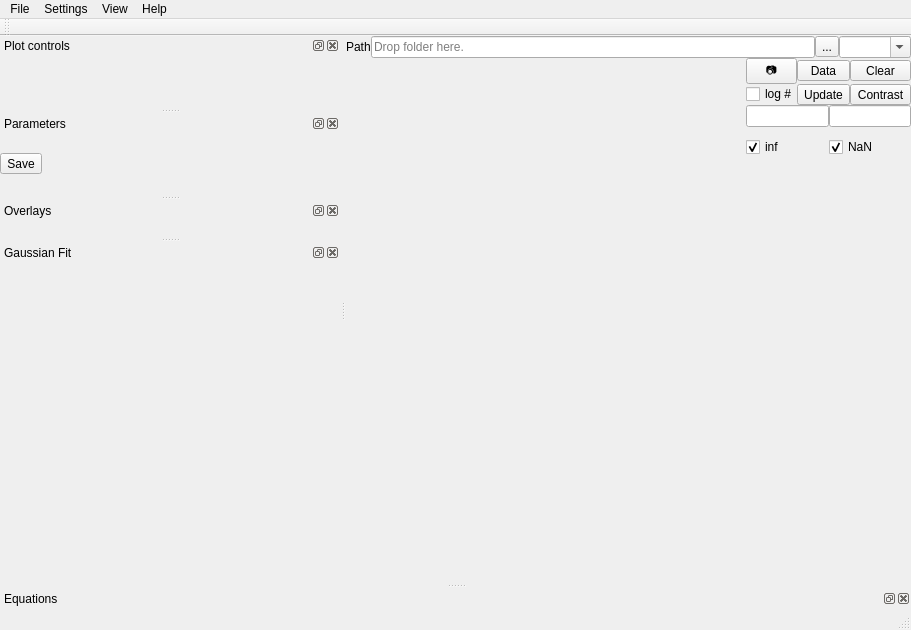
Above: ndxplorer/plotting/plot_main.ui from Fluorescence-Tools/ndxplorer before the change. Below: the same form after it.
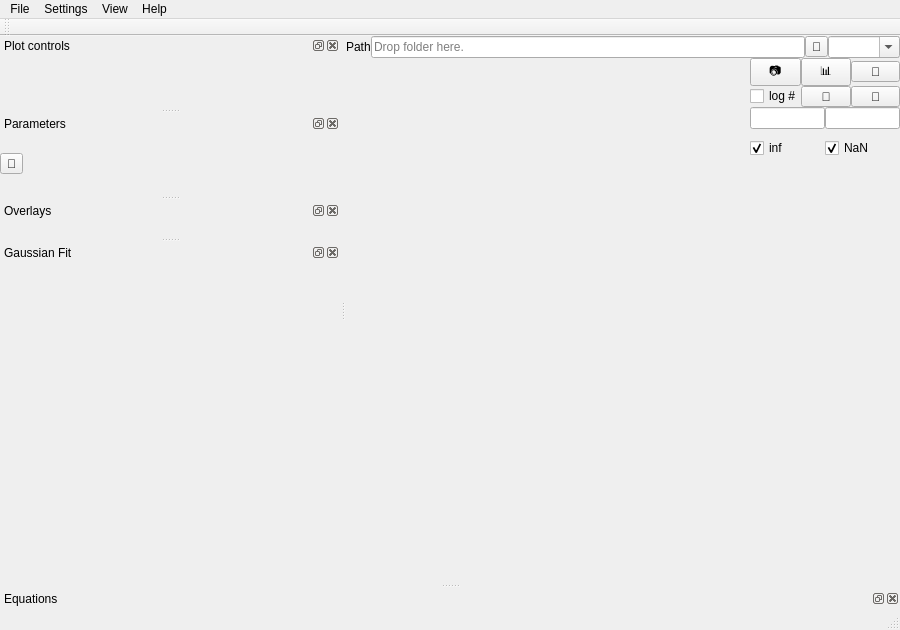
That is the form after the change. Icons and pictures are not drawn.

```diff
--- a/ndxplorer/plotting/plot_main.ui
+++ b/ndxplorer/plotting/plot_main.ui
@@ -59,7 +59,7 @@
          <number>-1</number>
         </property>
         <property name="text">
-         <string>...</string>
+          <string>📁</string>
         </property>
        </widget>
       </item>
@@ -274,27 +274,45 @@
                  <bool>true</bool>
                 </property>
                 <property name="sizePolicy">
-                 <sizepolicy hsizetype="Minimum" vsizetype="Fixed">
+                   <sizepolicy hsizetype="Expanding" vsizetype="Fixed">
                   <horstretch>0</horstretch>
                   <verstretch>0</verstretch>
                  </sizepolicy>
                 </property>
-                <property name="text">
+                  <property name="minimumSize">
+                   <size>
+                    <width>28</width>
+                    <height>18</height>
+                   </size>
+                  </property>
+                 <property name="toolTip">
                  <string>Data</string>
                 </property>
+                 <property name="text">
+                  <string>📊</string>
+                 </property>
                </widget>
               </item>
               <item row="3" column="2">
                <widget class="QToolButton" name="toolButton_AutoContrast">
                 <property name="sizePolicy">
-                 <sizepolicy hsizetype="Fixed" vsizetype="Fixed">
+                  <sizepolicy hsizetype="Expanding" vsizetype="Fixed">
                   <horstretch>0</horstretch>
                   <verstretch>0</verstretch>
                  </sizepolicy>
                 </property>
-                <property name="text">
+                 <property name="minimumSize">
+                  <size>
+                   <width>28</width>
+                   <height>18</height>
+                  </size>
+                 </property>
+                 <property name="toolTip">
                  <string>Contrast</string>
                 </property>
+                 <property name="text">
+                  <string>🎨</string>
+                 </property>
                </widget>
               </item>
               <item row="6" column="0" colspan="3">
@@ -348,16 +366,22 @@
                  <bool>true</bool>
                 </property>
                 <property name="sizePolicy">
-                 <sizepolicy hsizetype="Minimum" vsizetype="Fixed">
+                    <sizepolicy hsizetype="Expanding" vsizetype="Fixed">
                   <horstretch>0</horstretch>
                   <verstretch>0</verstretch>
                  </sizepolicy>
                 </property>
+                   <property name="minimumSize">
+                    <size>
+                     <width>28</width>
+                     <height>18</height>
+                    </size>
+                   </property>
                 <property name="toolTip">
                  <string>Update plot</string>
                 </property>
                 <property name="text">
-                 <string>Update</string>
+                   <string>🔄</string>
                 </property>
                </widget>
               </item>
@@ -367,31 +391,41 @@
                  <bool>true</bool>
                 </property>
                 <property name="sizePolicy">
-                 <sizepolicy hsizetype="Minimum" vsizetype="Fixed">
+                    <sizepolicy hsizetype="Expanding" vsizetype="Fixed">
                   <horstretch>0</horstretch>
                   <verstretch>0</verstretch>
                  </sizepolicy>
                 </property>
+                   <property name="minimumSize">
+                    <size>
+                     <width>28</width>
+                     <height>18</height>
+                    </size>
+                   </property>
                 <property name="toolTip">
                  <string>Clear plot</string>
                 </property>
                 <property name="text">
-                 <string>Clear</string>
+                   <string>🧹</string>
                 </property>
                </widget>
               </item>
               <item row="2" column="0">
                <widget class="QToolButton" name="toolButton_screenshot">
                 <property name="sizePolicy">
-                 <sizepolicy hsizetype="Minimum" vsizetype="Minimum">
+                   <sizepolicy hsizetype="Expanding" vsizetype="Fixed">
                   <horstretch>0</horstretch>
                   <verstretch>0</verstretch>
                  </sizepolicy>
                 </property>
-                <property name="font">
-                 <font>
-                  <pointsize>8</pointsize>
-                 </font>
+                  <property name="minimumSize">
+                   <size>
+                    <width>28</width>
+                    <height>18</height>
+                   </size>
+                  </property>
+                 <property name="toolTip">
+                  <string>Screenshot</string>
                 </property>
                 <property name="text">
                  <string>📷</string>
@@ -630,7 +664,7 @@
        <item>
         <widget class="QToolButton" name="toolButton_parameter_save">
          <property name="text">
-          <string>Save</string>
+           <string>💾</string>
          </property>
         </widget>
        </item>
```
Left out of the diff: 6 changed lines with no effect on the pictures. Lines whose indentation alone changed are shown as unchanged.
